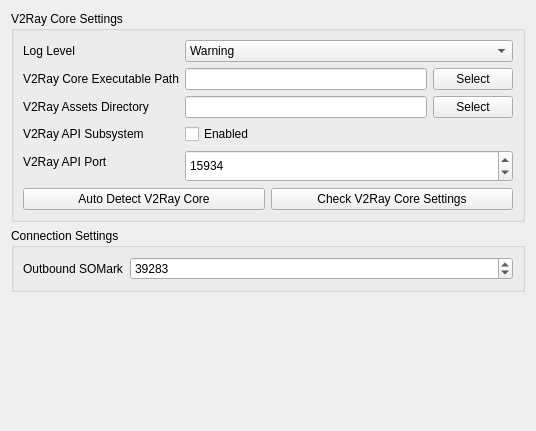
ICE-GB/QvPersonal, file src/plugins/v2ray/ui/w_V2RayKernelSettings.ui: the form before one commit.
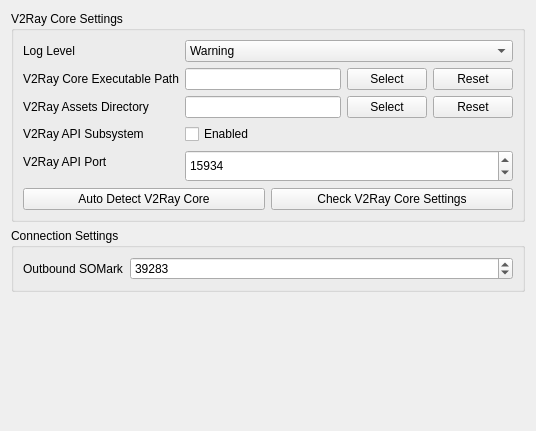
The form after the commit.

Commit message: + added default core and assets path support

Diff of the .ui file:
```diff
--- a/src/plugins/v2ray/ui/w_V2RayKernelSettings.ui
+++ b/src/plugins/v2ray/ui/w_V2RayKernelSettings.ui
@@ -100,6 +100,13 @@
           </property>
          </widget>
         </item>
+        <item>
+         <widget class="QPushButton" name="resetVCoreBtn">
+          <property name="text">
+           <string>Reset</string>
+          </property>
+         </widget>
+        </item>
        </layout>
       </item>
       <item row="2" column="0">
@@ -124,6 +131,13 @@
           </property>
          </widget>
         </item>
+        <item>
+         <widget class="QPushButton" name="resetVAssetBtn">
+          <property name="text">
+           <string>Reset</string>
+          </property>
+         </widget>
+        </item>
        </layout>
       </item>
       <item row="3" column="0">
```
The commit also changes 4 other files.
